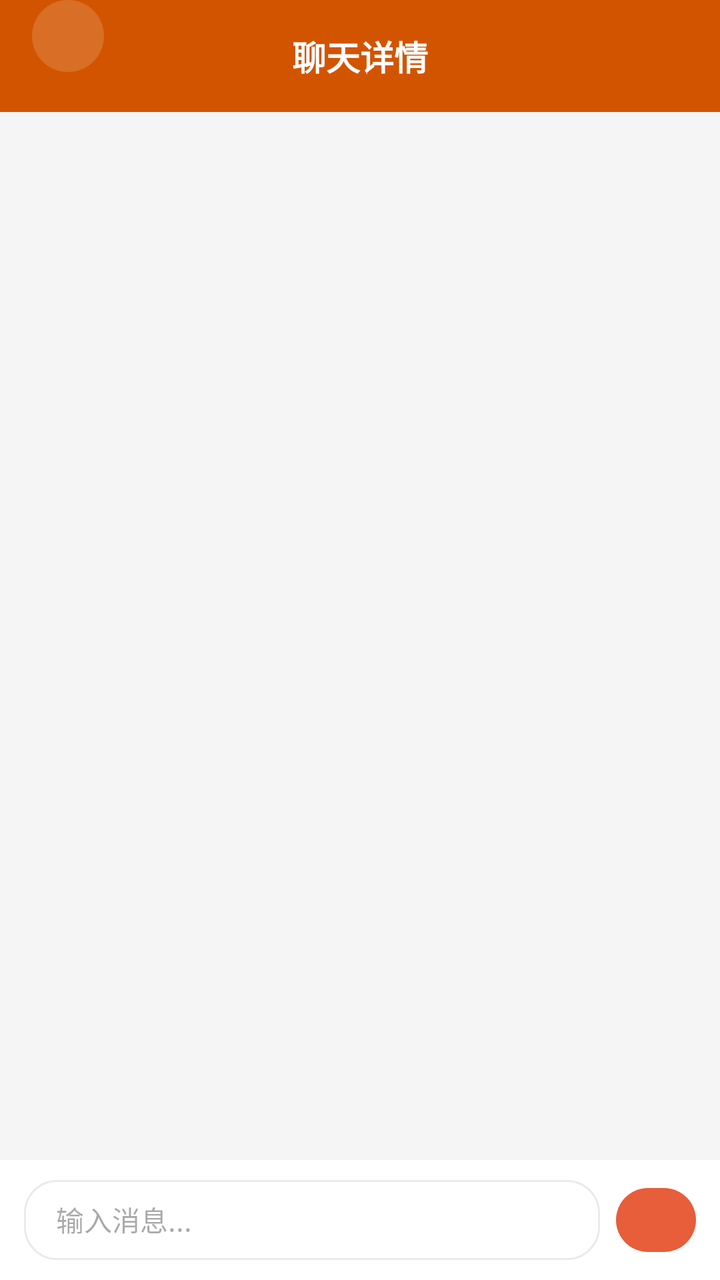
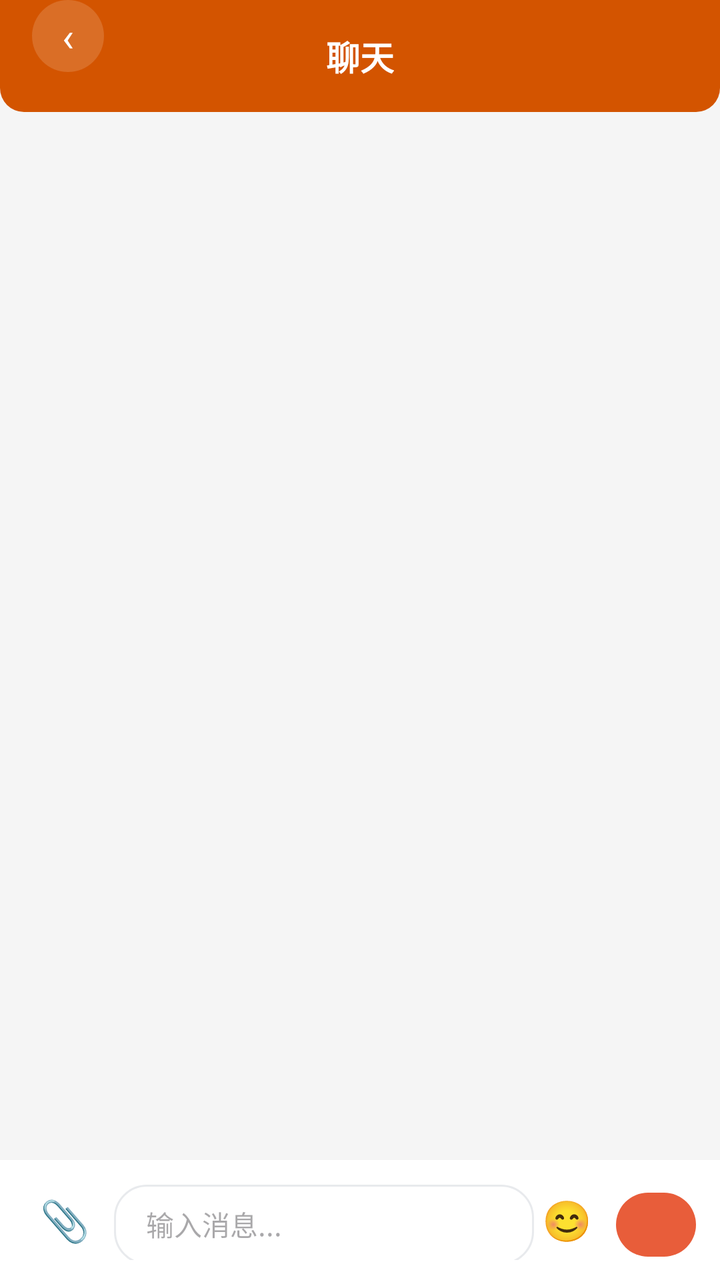

An Android layout rendered at two revisions. The XML below is the earlier revision; the diff shows what the commit changed to produce the second picture.
<!-- AndroidManifest.xml: application theme Theme.ClothingSI -->
<!-- res/layout/activity_chat_detail.xml -->
<?xml version="1.0" encoding="utf-8"?>
<LinearLayout xmlns:android="http://schemas.android.com/apk/res/android"
    xmlns:app="http://schemas.android.com/apk/res-auto"
    android:layout_width="match_parent" android:layout_height="match_parent"
    android:orientation="vertical" android:background="#F5F5F5">
    <RelativeLayout android:layout_width="match_parent" android:layout_height="56dp"
        android:background="#D35400" android:paddingHorizontal="16dp">
        <TextView android:id="@+id/btn_back" android:layout_width="36dp" android:layout_height="36dp"
            android:text="‹" android:textSize="20dp" android:textColor="#FFFFFF"
            android:gravity="center" android:background="@drawable/circle_bg" android:alpha="0.15" />
        <TextView android:layout_width="wrap_content" android:layout_height="wrap_content"
            android:text="聊天详情" android:textSize="17dp" android:textStyle="bold"
            android:textColor="#FFFFFF" android:layout_centerInParent="true" />
    </RelativeLayout>
    <androidx.recyclerview.widget.RecyclerView android:id="@+id/rv_messages"
        android:layout_width="match_parent" android:layout_height="0dp" android:layout_weight="1"
        android:padding="16dp" />
    <LinearLayout android:layout_width="match_parent" android:layout_height="wrap_content"
        android:orientation="horizontal" android:paddingTop="10dp" android:paddingBottom="10dp"
        android:paddingStart="12dp" android:paddingEnd="12dp" android:background="#FFFFFF">
        <EditText android:id="@+id/et_message"
            android:layout_width="0dp" android:layout_height="40dp" android:layout_weight="1"
            android:hint="输入消息..." android:paddingTop="10dp" android:paddingBottom="10dp"
            android:paddingStart="16dp" android:paddingEnd="16dp" android:textSize="14dp"
            android:background="@drawable/card_bg" />
        <com.google.android.material.button.MaterialButton android:id="@+id/btn_send"
            android:layout_width="40dp" android:layout_height="40dp" android:text="➤"
            app:cornerRadius="20dp" android:layout_marginStart="8dp" />
    </LinearLayout>
</LinearLayout>
<!-- resources referenced by this layout -->
<resources>
  <!-- drawable card_bg (drawable) -->
  <?xml version="1.0" encoding="utf-8"?>
  <shape xmlns:android="http://schemas.android.com/apk/res/android" android:shape="rectangle">
      <solid android:color="#FFFFFF" />
      <corners android:radius="16dp" />
      <stroke android:width="1dp" android:color="#E8EAED" />
  </shape>
  <!-- drawable circle_bg (drawable) -->
  <?xml version="1.0" encoding="utf-8"?>
  <shape xmlns:android="http://schemas.android.com/apk/res/android" android:shape="oval">
      <solid android:color="#FFFFFF" />
  </shape>
  <style name="Theme.ClothingSI" parent="Theme.Material3.Light.NoActionBar">
          <item name="colorPrimary">@color/primary</item>
          <item name="colorPrimaryDark">@color/primary_dark</item>
          <item name="colorAccent">@color/accent</item>
          <item name="android:statusBarColor">@color/primary_dark</item>
          <item name="android:navigationBarColor">@color/white</item>
      </style>
  <color name="primary">#E85D3A</color>
  <color name="primary_dark">#D35400</color>
  <color name="accent">#F4A460</color>
  <color name="white">#FFFFFF</color>
</resources>

<!-- the commit's change to res/layout/activity_chat_detail.xml (unified diff, before → after) -->
@@ -4,13 +4,14 @@
     android:layout_width="match_parent" android:layout_height="match_parent"
     android:orientation="vertical" android:background="#F5F5F5">
     <RelativeLayout android:layout_width="match_parent" android:layout_height="56dp"
-        android:background="#D35400" android:paddingHorizontal="16dp">
+        android:background="@drawable/header_bar_bg" android:paddingHorizontal="16dp">
         <TextView android:id="@+id/btn_back" android:layout_width="36dp" android:layout_height="36dp"
             android:text="‹" android:textSize="20dp" android:textColor="#FFFFFF"
-            android:gravity="center" android:background="@drawable/circle_bg" android:alpha="0.15" />
+            android:gravity="center" android:background="@drawable/circle_bg" />
         <TextView android:layout_width="wrap_content" android:layout_height="wrap_content"
-            android:text="聊天详情" android:textSize="17dp" android:textStyle="bold"
-            android:textColor="#FFFFFF" android:layout_centerInParent="true" />
+            android:text="聊天" android:textSize="17dp" android:textStyle="bold"
+            android:textColor="#FFFFFF" android:layout_centerInParent="true"
+            android:id="@+id/tv_chat_title" />
     </RelativeLayout>
     <androidx.recyclerview.widget.RecyclerView android:id="@+id/rv_messages"
         android:layout_width="match_parent" android:layout_height="0dp" android:layout_weight="1"
@@ -18,11 +19,17 @@
     <LinearLayout android:layout_width="match_parent" android:layout_height="wrap_content"
         android:orientation="horizontal" android:paddingTop="10dp" android:paddingBottom="10dp"
         android:paddingStart="12dp" android:paddingEnd="12dp" android:background="#FFFFFF">
+        <TextView android:layout_width="wrap_content" android:layout_height="40dp"
+            android:text="📎" android:textSize="20dp" android:gravity="center"
+            android:paddingHorizontal="8dp" android:layout_marginEnd="4dp" />
         <EditText android:id="@+id/et_message"
             android:layout_width="0dp" android:layout_height="40dp" android:layout_weight="1"
             android:hint="输入消息..." android:paddingTop="10dp" android:paddingBottom="10dp"
             android:paddingStart="16dp" android:paddingEnd="16dp" android:textSize="14dp"
             android:background="@drawable/card_bg" />
+        <TextView android:layout_width="wrap_content" android:layout_height="40dp"
+            android:text="😊" android:textSize="20dp" android:gravity="center"
+            android:paddingHorizontal="4dp" />
         <com.google.android.material.button.MaterialButton android:id="@+id/btn_send"
             android:layout_width="40dp" android:layout_height="40dp" android:text="➤"
             app:cornerRadius="20dp" android:layout_marginStart="8dp" />
<!-- resource entries referenced after the edit -->
@@ -10,7 +10,13 @@
   <!-- drawable circle_bg (drawable) -->
   <?xml version="1.0" encoding="utf-8"?>
   <shape xmlns:android="http://schemas.android.com/apk/res/android" android:shape="oval">
-      <solid android:color="#FFFFFF" />
+      <solid android:color="#26FFFFFF" />
+  </shape>
+  <!-- drawable header_bar_bg (drawable) -->
+  <?xml version="1.0" encoding="utf-8"?>
+  <shape xmlns:android="http://schemas.android.com/apk/res/android" android:shape="rectangle">
+      <solid android:color="#D35400" />
+      <corners android:bottomLeftRadius="12dp" android:bottomRightRadius="12dp" />
   </shape>
   <style name="Theme.ClothingSI" parent="Theme.Material3.Light.NoActionBar">
           <item name="colorPrimary">@color/primary</item>
